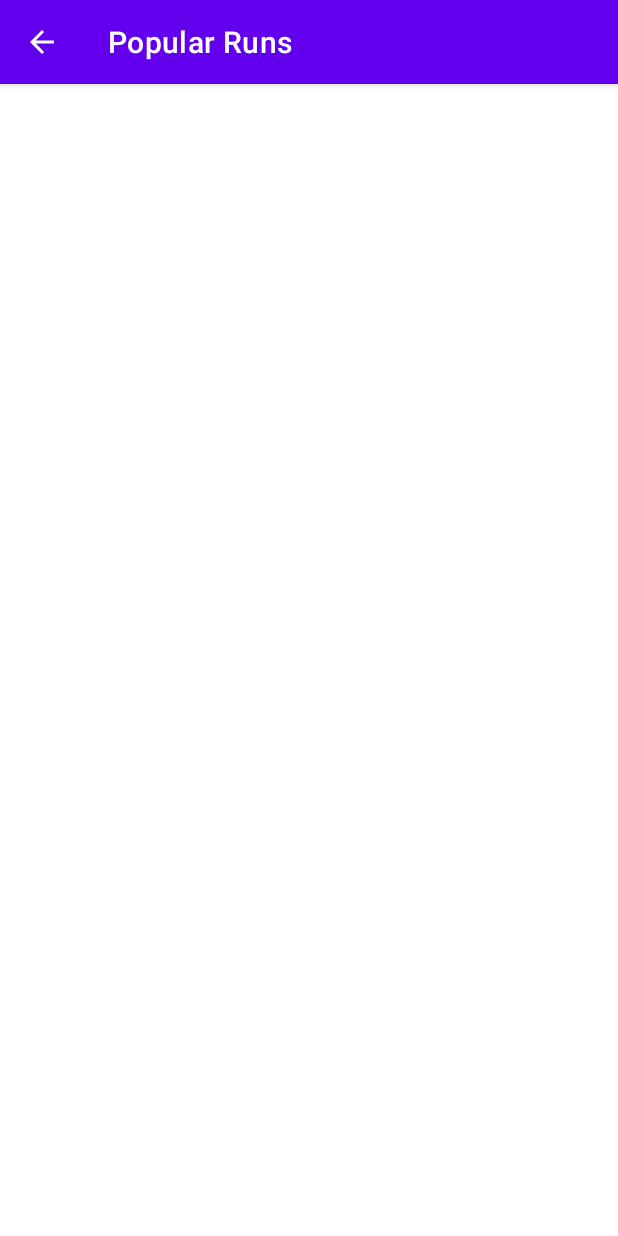
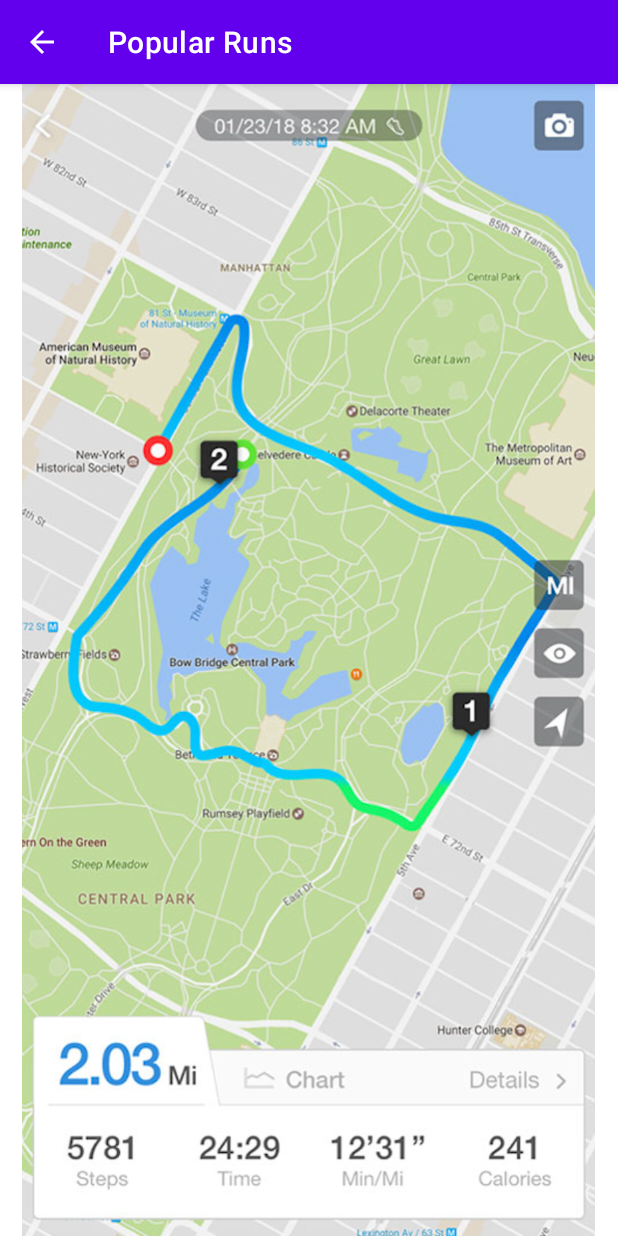
Before and after one commit to usmankhanusmankhan/TBDProto, an Android app: the PopularRuns screen opened directly, with no data from a screen before it, on a phone screen of 412 x 824 dp. Run offline under Robolectric (Android 15) with nearby library versions, the phone set to English and light mode, and no system bars.

Commit message:
Added route map

```diff
--- a/app/src/main/res/layout/running_map.xml
+++ b/app/src/main/res/layout/running_map.xml
@@ -1,6 +1,18 @@
 <?xml version="1.0" encoding="utf-8"?>
 <androidx.constraintlayout.widget.ConstraintLayout xmlns:android="http://schemas.android.com/apk/res/android"
+    xmlns:app="http://schemas.android.com/apk/res-auto"
+    xmlns:tools="http://schemas.android.com/tools"
     android:layout_width="match_parent"
     android:layout_height="match_parent">
 
+    <ImageView
+        android:id="@+id/imageView9"
+        android:layout_width="match_parent"
+        android:layout_height="match_parent"
+        android:scaleType="centerInside"
+        app:layout_constraintBottom_toBottomOf="parent"
+        app:layout_constraintEnd_toEndOf="parent"
+        app:layout_constraintStart_toStartOf="parent"
+        app:layout_constraintTop_toTopOf="parent"
+        app:srcCompat="@drawable/map_route" />
 </androidx.constraintlayout.widget.ConstraintLayout>
```
Also changed, not shown: app/src/main/res/drawable/map_route.png (added).
